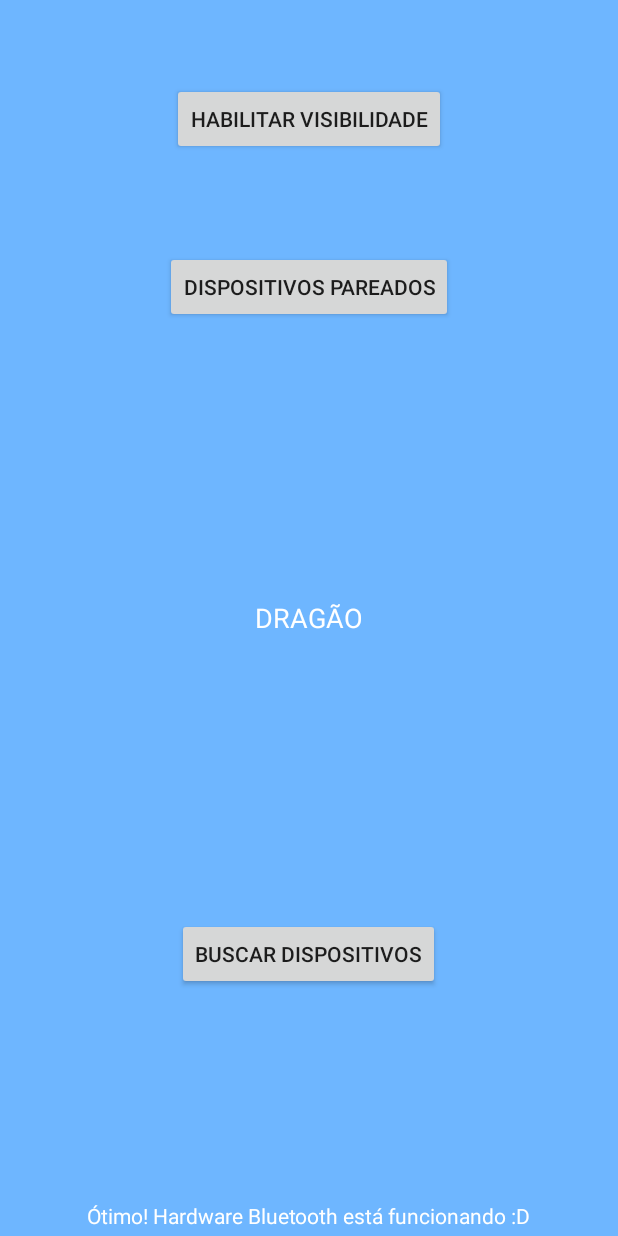
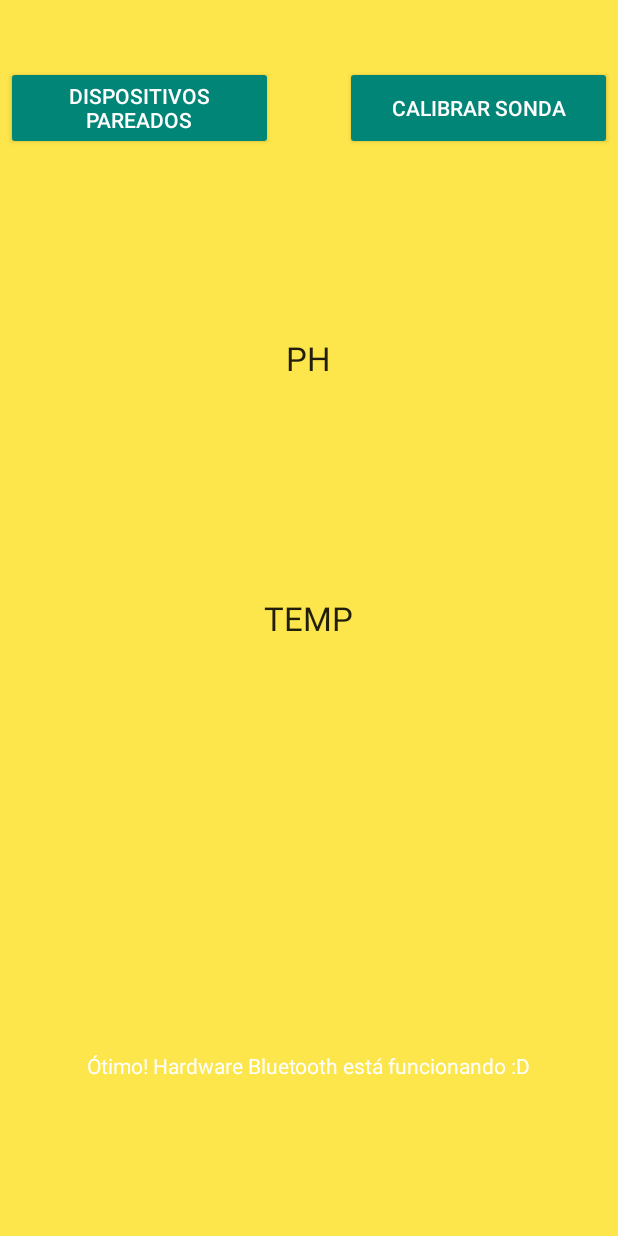
Before and after one commit to pedr0vict0r/PHmetro, an Android app: the screen it shows after launch (MainActivity), on a phone screen of 412 x 824 dp. Run offline under Robolectric (Android 15) with nearby library versions, the phone set to English and light mode, and no system bars.

Commit message:
Ajuste do Layout, leitura da temperatura e ph

```diff
--- a/app/src/main/AndroidManifest.xml
+++ b/app/src/main/AndroidManifest.xml
@@ -25,11 +25,6 @@
             android:label="Paired Devices"
             android:parentActivityName=".MainActivity" >
         </activity>
-        <activity
-            android:name=".DiscoveredDevices"
-            android:label="Discovered Devices"
-            android:parentActivityName=".MainActivity" >
-        </activity>
     </application>
 
 </manifest>
--- a/app/src/main/java/br/ufpa/phmetro/MainActivity.java
+++ b/app/src/main/java/br/ufpa/phmetro/MainActivity.java
@@ -11,6 +11,7 @@ import android.view.Menu;
 import android.view.MenuItem;
 import android.view.View;
 import android.widget.TextView;
+import android.widget.Toast;
 
 public class MainActivity extends Activity {
 
@@ -24,7 +25,8 @@ public class MainActivity extends Activity {
     public static int SELECT_DISCOVERED_DEVICE = 3;
 
     static TextView statusMessage;
-    static TextView counterMessage;
+    static TextView viewTemp;
+    static TextView viewPH;
     ConnectionThread connect;
 
     @Override
@@ -36,7 +38,8 @@ public class MainActivity extends Activity {
             representações em Java.
          */
         statusMessage = (TextView) findViewById(R.id.statusMessage);
-        counterMessage = (TextView) findViewById(R.id.counterMessage);
+        viewTemp = (TextView) findViewById(R.id.viewTemp);
+        viewPH = (TextView) findViewById(R.id.viewPH);
 
         /* Teste rápido. O hardware Bluetooth do dispositivo Android
             está funcionando ou está bugado de forma misteriosa?
@@ -56,14 +59,6 @@ public class MainActivity extends Activity {
             pessoas, não faça isso.
          */
         btAdapter.enable();
-
-        /* Definição da thread de conexão como cliente.
-            Aqui, você deve incluir o endereço MAC do seu módulo Bluetooth.
-            O app iniciará e vai automaticamente buscar por esse endereço.
-            Caso não encontre, dirá que houve um erro de conexão.
-         */
-        //connect = new ConnectionThread(DevAddress);//"20:14:12:03:17:31");
-        //connect.start();
 
         /* Um descanso rápido, para evitar bugs esquisitos.
          */
@@ -120,6 +115,13 @@ public class MainActivity extends Activity {
             else if(dataString.equals("---S"))
                 statusMessage.setText("Conectado :D");
             else {
+                if(dataString.contains("PH")){
+                    viewPH.setText(dataString);
+                }else{
+                    if(dataString.contains("T")) {
+                        viewTemp.setText(dataString);
+                    }
+                }
                 /* Se a mensagem não for um código de status,
                     então ela deve ser tratada pelo aplicativo
                     como uma mensagem vinda diretamente do outro
@@ -127,7 +129,6 @@ public class MainActivity extends Activity {
                     atualizamos o valor contido no TextView do
                     contador.
                  */
-                counterMessage.setText(dataString);
             }
 
         }
@@ -140,7 +141,13 @@ public class MainActivity extends Activity {
         seguido de uma quebra de linha, que é o indicador de fim de mensagem.
      */
     public void restartCounter(View view) {
-        connect.write("restart\n".getBytes());
+        try{
+            connect.write("restart\n".getBytes());
+        }catch (Exception e){
+            Toast.makeText(this,"Modulo Bluetooth não conectado", Toast.LENGTH_LONG).show();
+
+        }
+
     }
 
     public void searchPairedDevices(View view) {
@@ -175,17 +182,4 @@ public class MainActivity extends Activity {
         }
     }
 
-    public void discoverDevices(View view) {
-
-        Intent searchPairedDevicesIntent = new Intent(this, DiscoveredDevices.class);
-        startActivityForResult(searchPairedDevicesIntent, SELECT_DISCOVERED_DEVICE);
-    }
-
-    public void enableVisibility(View view) {
-
-        Intent discoverableIntent = new Intent(BluetoothAdapter.ACTION_REQUEST_DISCOVERABLE);
-        discoverableIntent.putExtra(BluetoothAdapter.EXTRA_DISCOVERABLE_DURATION, 30);
-        startActivity(discoverableIntent);
-    }
-
 }
--- a/app/src/main/res/layout/activity_main.xml
+++ b/app/src/main/res/layout/activity_main.xml
@@ -9,57 +9,55 @@
     android:paddingTop="4dp"
     android:paddingBottom="4dp"
     tools:context=".MainActivity"
-    android:background="#ff6eb6ff"
+    android:background="#fde64b"
     android:onClick="restartCounter">
 
 
     <TextView
-        android:id="@+id/counterMessage"
+        android:id="@+id/viewTemp"
         android:layout_width="wrap_content"
         android:layout_height="wrap_content"
-        android:layout_centerHorizontal="true"
-        android:layout_centerVertical="true"
-        android:text="DRAGÃO"
-        android:textAppearance="?android:attr/textAppearanceLarge"
-        android:textColor="#ffffffff"
-        android:textSize="18sp" />
+        android:layout_centerInParent="true"
+        android:text="TEMP"
+        android:textAppearance="@style/TextAppearance.AppCompat.Large" />
 
     <TextView
-        android:layout_width="wrap_content"
-        android:layout_height="wrap_content"
-        android:text="Hello there!"
-        android:id="@+id/statusMessage"
-        android:layout_alignParentBottom="true"
-        android:layout_centerHorizontal="true"
-        android:textColor="#ffffffff"/>
-
-    <Button
-        android:id="@+id/button_PairedDevices"
+        android:id="@+id/viewPH"
         android:layout_width="wrap_content"
         android:layout_height="wrap_content"
         android:layout_alignParentTop="true"
         android:layout_centerHorizontal="true"
-        android:layout_marginTop="163dp"
+        android:layout_marginTop="220dp"
+        android:text="PH"
+        android:textAppearance="@style/TextAppearance.AppCompat.Large" />
+
+    <TextView
+        android:id="@+id/statusMessage"
+        android:layout_width="wrap_content"
+        android:layout_height="wrap_content"
+        android:layout_alignParentBottom="true"
+        android:layout_centerHorizontal="true"
+        android:layout_marginBottom="100dp"
+        android:text="Hey there!"
+        android:textColor="#ffffffff" />
+
+    <Button
+        android:id="@+id/button_PairedDevices"
+        style="@android:style/Widget.Material.Button.Colored"
+        android:layout_width="178dp"
+        android:layout_height="56dp"
+        android:layout_alignParentTop="true"
+        android:layout_marginTop="40dp"
         android:onClick="searchPairedDevices"
         android:text="dispositivos pareados" />
 
     <Button
-        android:id="@+id/button_DiscoveredDevices"
-        android:layout_width="wrap_content"
-        android:layout_height="wrap_content"
-        android:layout_alignParentBottom="true"
-        android:layout_centerHorizontal="true"
-        android:layout_marginBottom="160dp"
-        android:text="buscar dispositivos"
-        android:onClick="discoverDevices"/>
+        android:id="@+id/calibrar"
+        style="@android:style/Widget.Material.Button.Colored"
+        android:layout_width="178dp"
+        android:layout_height="56dp"
+        android:layout_alignParentEnd="true"
+        android:layout_alignTop="@+id/button_PairedDevices"
+        android:text="Calibrar Sonda" />
 
-    <Button
-        android:id="@+id/button_Visibility"
-        android:layout_width="wrap_content"
-        android:layout_height="wrap_content"
-        android:layout_alignParentTop="true"
-        android:layout_centerHorizontal="true"
-        android:layout_marginTop="51dp"
-        android:text="habilitar visibilidade"
-        android:onClick="enableVisibility"/>
 </RelativeLayout>
```
Also changed, not shown: app/src/main/java/br/ufpa/phmetro/DiscoveredDevices.java (deleted, +0 -147 lines).
